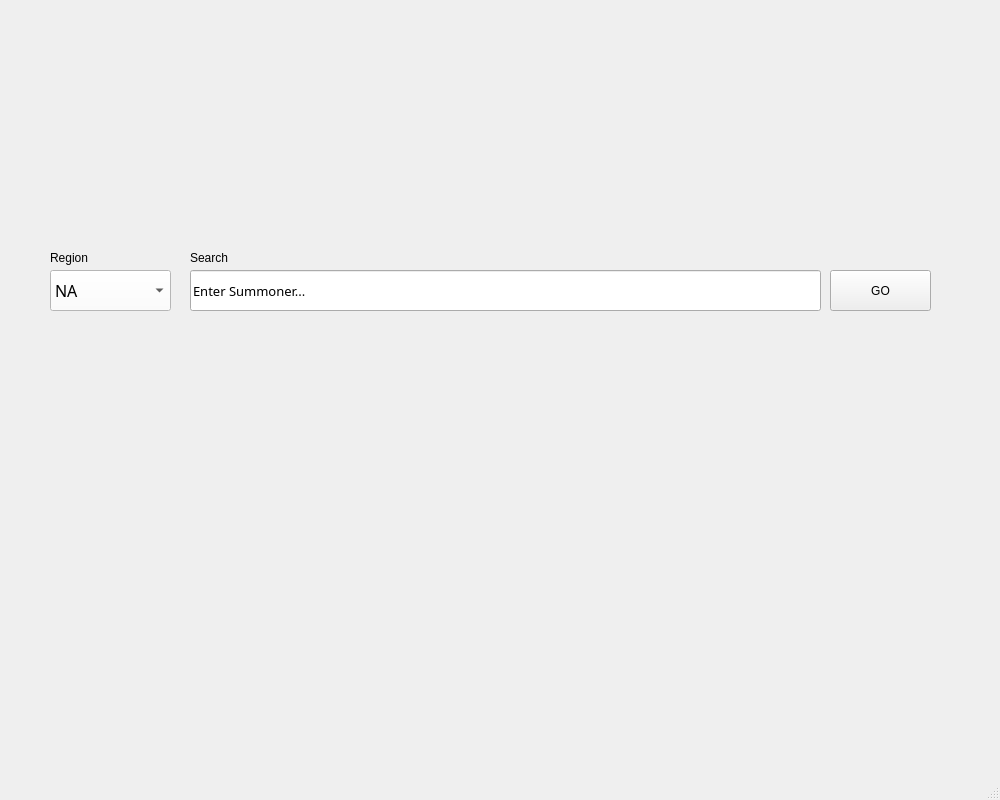
The window that adcdiffgg.ui (Sheng-777/HackTheSixProject) describes before a commit, drawn with Qt 5.
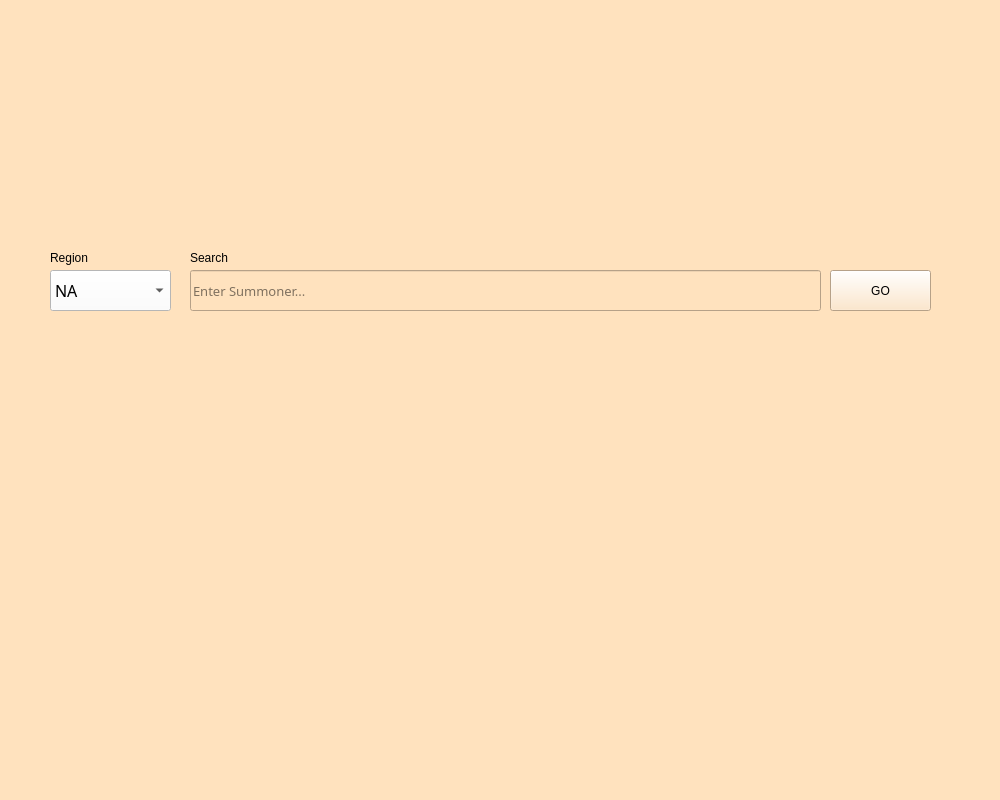
The same window after the commit. Icons and pictures are not drawn.

The edit to the form file:
```diff
--- a/adcdiffgg.ui
+++ b/adcdiffgg.ui
@@ -16,8 +16,17 @@
   <property name="windowTitle">
    <string>MainWindow</string>
   </property>
+  <property name="autoFillBackground">
+   <bool>false</bool>
+  </property>
   <property name="styleSheet">
-   <string notr="true"/>
+   <string notr="true">background-color:rgb(255, 226, 190)</string>
+  </property>
+  <property name="animated">
+   <bool>true</bool>
+  </property>
+  <property name="tabShape">
+   <enum>QTabWidget::Rounded</enum>
   </property>
   <widget class="QWidget" name="centralwidget">
    <widget class="QComboBox" name="enterReg">
@@ -169,6 +178,9 @@
      <string notr="true">background-color : rgb(255, 255, 255);
 font: 12pt &quot;Bodoni MT&quot;;</string>
     </property>
+    <property name="frame">
+     <bool>true</bool>
+    </property>
     <item>
      <property name="text">
       <string>NA</string>
@@ -211,6 +223,15 @@
      </font>
     </property>
     <property name="text">
+     <string/>
+    </property>
+    <property name="maxLength">
+     <number>32766</number>
+    </property>
+    <property name="frame">
+     <bool>true</bool>
+    </property>
+    <property name="placeholderText">
      <string>Enter Summoner...</string>
     </property>
    </widget>
@@ -261,24 +282,8 @@
     <property name="text">
      <string>GO</string>
     </property>
-   </widget>
-   <widget class="QLabel" name="label">
-    <property name="geometry">
-     <rect>
-      <x>300</x>
-      <y>0</y>
-      <width>391</width>
-      <height>241</height>
-     </rect>
-    </property>
-    <property name="text">
-     <string/>
-    </property>
-    <property name="pixmap">
-     <pixmap>../../Users/alexj/Downloads/adcdifflogo.png</pixmap>
-    </property>
-    <property name="scaledContents">
-     <bool>true</bool>
+    <property name="autoDefault">
+     <bool>false</bool>
     </property>
    </widget>
   </widget>
```
Left out of the diff: 8 changed lines with no effect on the pictures.
